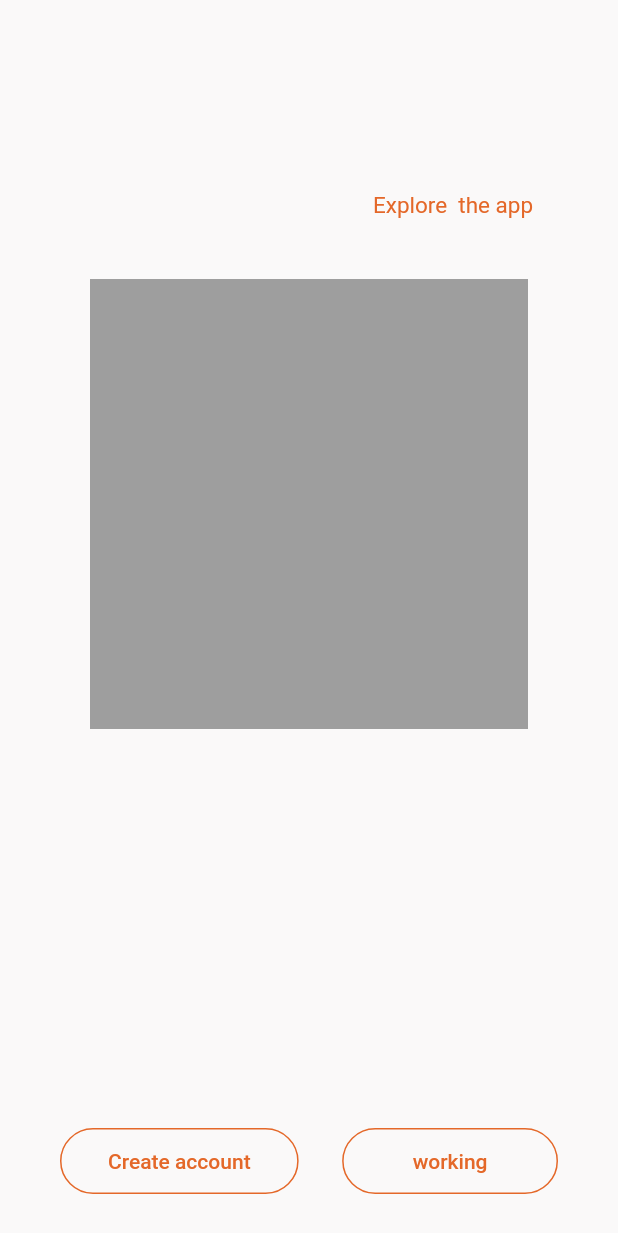
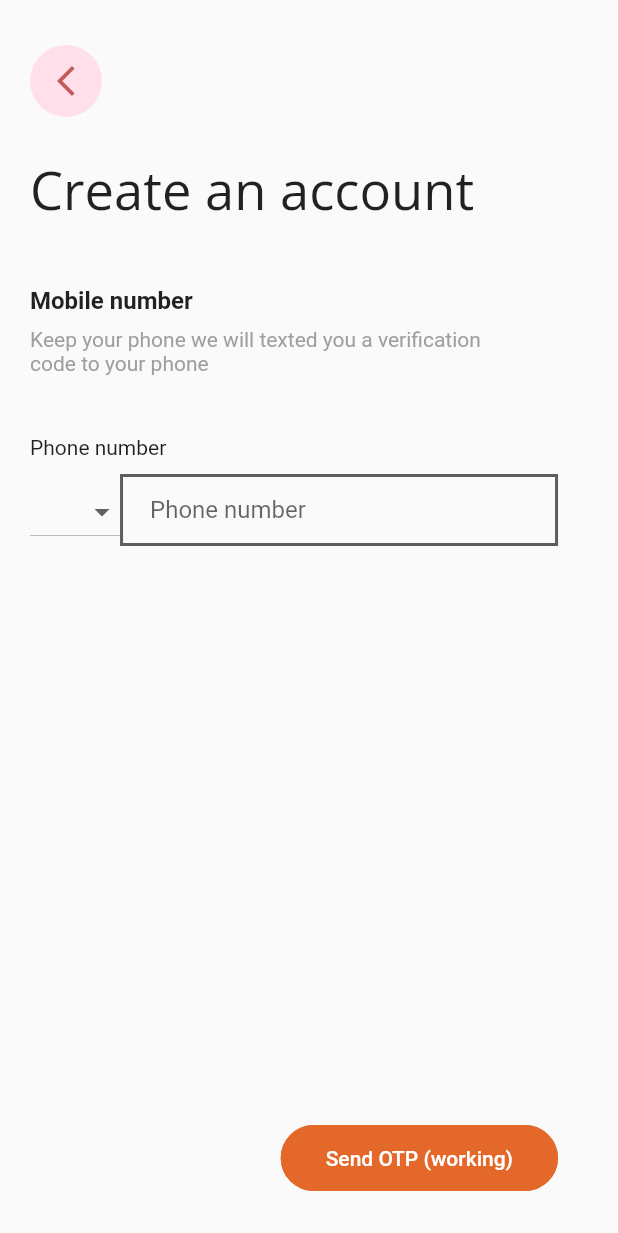
Before and after one commit to Drako-Rexon/Apps, a Flutter app: the screen it shows after launch, after a tap on "Create account", on a phone screen of 412 x 824 dp. Shown: the top 1233 px of the screen. Run offline on Flutter 3.47's test engine with Material 2 defaults, Android fonts, the phone set to English and light mode, and no system bars; our stand-ins replace flutter_vector_icons, page_transition.

Commit message:
done for today

```diff
--- a/lib/account_check.dart
+++ b/lib/account_check.dart
@@ -2,6 +2,7 @@ import 'package:flutter/material.dart';
 import 'package:page_transition/page_transition.dart';
 import 'package:yoboresto/main.dart';
 import 'package:yoboresto/signinpage.dart';
+import 'create-account.dart';
 import 'main.dart';
 
 class SignInPage extends StatefulWidget {
@@ -74,14 +75,21 @@ class _SignInPageState extends State<SignInPage> {
       bottomNavigationBar: Container(
         height: 100,
         color: customWhite,
-
         child: Padding(
-          padding: const EdgeInsets.symmetric(horizontal: 40,),
+          padding: const EdgeInsets.symmetric(
+            horizontal: 40,
+          ),
           child: Row(
             mainAxisAlignment: MainAxisAlignment.spaceBetween,
             children: [
               ElevatedButton(
-                onPressed: () {},
+                onPressed: () {
+                  Navigator.push(
+                      context,
+                      PageTransition(
+                          child: CreateAccount(),
+                          type: PageTransitionType.rightToLeft));
+                },
                 child: Text(
                   'Create account',
                   style: TextStyle(
--- /dev/null
+++ b/lib/create-account.dart
@@ -0,0 +1,211 @@
+import 'package:flutter/material.dart';
+import 'package:page_transition/page_transition.dart';
+import 'forgotpassword.dart';
+import 'main.dart';
+
+class CreateAccount extends StatefulWidget {
+  CreateAccount({Key? key}) : super(key: key);
+
+  @override
+  State<CreateAccount> createState() => _CreateAccountState();
+}
+
+class _CreateAccountState extends State<CreateAccount> {
+  @override
+  Widget build(BuildContext context) {
+    String dropdownValue = '+91';
+    var items = ['+91', '+1', '+251'];
+    var devWidth = MediaQuery.of(context).size.width;
+
+    return Scaffold(
+      body: SafeArea(
+        child: Padding(
+          padding: const EdgeInsets.symmetric(
+            horizontal: 20,
+            vertical: 30,
+          ),
+          child: Column(
+            crossAxisAlignment: CrossAxisAlignment.start,
+            children: [
+              Container(
+                decoration: BoxDecoration(
+                  shape: BoxShape.circle,
+                  color: Color.fromARGB(255, 255, 224, 234),
+                ),
+                child: IconButton(
+                  onPressed: () {
+                    Navigator.pop(context);
+                  },
+                  icon: Icon(
+                    Icons.arrow_back_ios_new,
+                    color: Color.fromARGB(255, 195, 90, 90),
+                  ),
+                ),
+              ),
+              SizedBox(
+                height: 25,
+              ),
+              Text(
+                'Create an account',
+                style: TextStyle(
+                  fontSize: 35,
+                  fontFamily: 'Open',
+                ),
+              ),
+              SizedBox(
+                height: 10,
+              ),
+
+              SizedBox(
+                height: 30,
+              ),
+              // SizedBox(
+              //   height: 20,
+              // ),
+
+              Column(
+                crossAxisAlignment: CrossAxisAlignment.start,
+                children: [
+                  Text(
+                    'Mobile number',
+                    style: TextStyle(
+                      fontSize: 16,
+                      fontWeight: FontWeight.bold,
+                    ),
+                  ),
+                  SizedBox(
+                    height: 8,
+                  ),
+                  Text(
+                    'Keep your phone we will texted you a verification \ncode to your phone',
+                    style: TextStyle(color: Colors.grey),
+                  )
+                ],
+              ),
+              const SizedBox(
+                height: 40,
+              ),
+              Text('Phone number'),
+              const SizedBox(
+                height: 10,
+              ),
+              Row(
+                children: [
+                  DropdownButton(
+                      items: items.map((String items) {
+                        return DropdownMenuItem(
+                          value: items,
+                          child: Text(items),
+                        );
+                      }).toList(),
+                      onChanged: (String? newValue) {
+                        setState(() {
+                          dropdownValue = newValue!;
+                        });
+                      }),
+                  Container(
+                    height: 50,
+                    width: devWidth - 120,
+                    child: TextField(
+                      onChanged: (value) {},
+                      decoration: const InputDecoration(
+                        hintText: 'Enter your phone number',
+                        labelText: 'Phone number',
+                        contentPadding: EdgeInsets.symmetric(
+                          vertical: 10,
+                          horizontal: 20,
+                        ),
+                        border: OutlineInputBorder(
+                          borderRadius: BorderRadius.all(
+                            Radius.circular(32),
+                          ),
+                        ),
+                        enabledBorder: OutlineInputBorder(
+                          borderSide: BorderSide(
+                            color: Color.fromARGB(255, 93, 93, 93),
+                            width: 2,
+                          ),
+                          borderRadius: BorderRadius.all(
+                            Radius.circular(1),
+                          ),
+                        ),
+                        focusedBorder: OutlineInputBorder(
+                          borderSide: BorderSide(
+                            color: Color.fromARGB(255, 93, 93, 93),
+                            width: 2,
+                          ),
+                          borderRadius: BorderRadius.all(
+                            Radius.circular(1),
+                          ),
+                        ),
+                      ),
+                    ),
+                  ),
+                ],
+              ),
+            ],
+          ),
+        ),
+      ),
+      bottomNavigationBar: Container(
+        height: 76,
+        child: Padding(
+          padding: const EdgeInsets.symmetric(
+            horizontal: 40,
+          ),
+          child: Row(
+            crossAxisAlignment: CrossAxisAlignment.start,
+            mainAxisAlignment: MainAxisAlignment.end,
+            children: [
+              ElevatedButton(
+                onPressed: () {
+                  Navigator.push(
+                    context,
+                    PageTransition(
+                        child: VerifyAccountCreating(),
+                        type: PageTransitionType.leftToRight),
+                  );
+                },
+                style: ButtonStyle(
+                  padding: MaterialStateProperty.all(
+                    EdgeInsets.symmetric(
+                      horizontal: 30,
+                      vertical: 14,
+                    ),
+                  ),
+                  elevation: MaterialStateProperty.all(0),
+                  shape: MaterialStateProperty.all(
+                    RoundedRectangleBorder(
+                      borderRadius: BorderRadius.circular(30),
+                      side: BorderSide(
+                        color: deepOrange,
+                      ),
+                    ),
+                  ),
+                  backgroundColor: MaterialStateProperty.all(deepOrange),
+                ),
+                child: Text('Send OTP (working)'),
+              ),
+            ],
+          ),
+        ),
+      ),
+    );
+  }
+}
+
+// ! This below code for account verification during creating account
+
+class VerifyAccountCreating extends StatefulWidget {
+  VerifyAccountCreating({Key? key}) : super(key: key);
+
+  @override
+  State<VerifyAccountCreating> createState() => _VerifyAccountCreatingState();
+}
+
+class _VerifyAccountCreatingState extends State<VerifyAccountCreating> {
+  @override
+  Widget build(BuildContext context) {
+    return Container();
+  }
+}
--- a/lib/main.dart
+++ b/lib/main.dart
@@ -9,6 +9,8 @@ var midYellow = const Color(0xFFEC9A3D);
 var lightGrey = const Color(0xFFDCDBCD);
 var customWhite = const Color(0xFFFAF9F9);
 
+
+
 void main() {
   runApp(
     MaterialApp(
```
